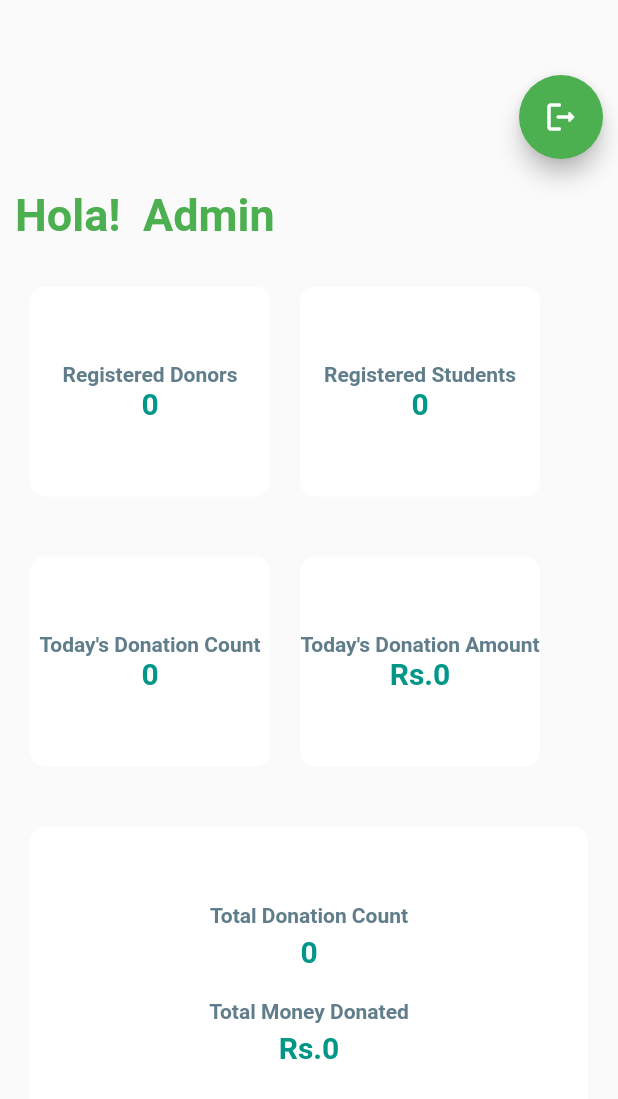
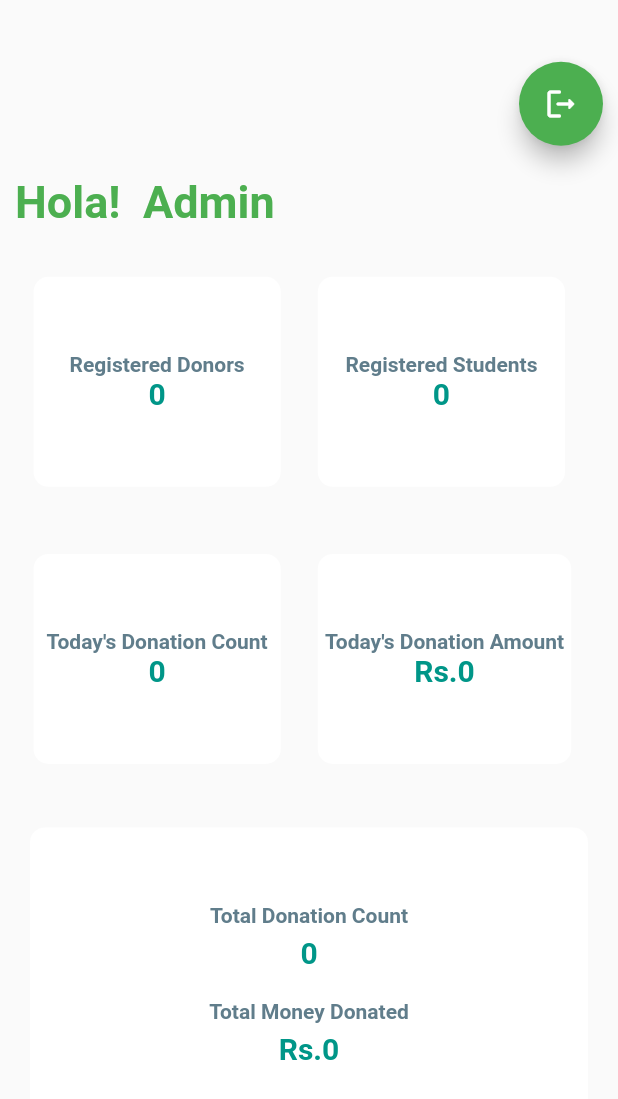
Before and after one commit to shivasharma9896/shiksha_Admin_app, a Flutter app: the AdminCurrentPage screen opened directly, on a phone screen of 412 x 824 dp. Shown: the top 1099 px of the screen. Run offline on Flutter 3.47's test engine with Material 2 defaults, Android fonts, the phone set to English and light mode, and no system bars; our stand-ins replace cloud_firestore, firebase_auth, firebase_core, flutter_svg, line_icons, modal_progress_hud_nsn; missing offline and left inert: easy_image_viewer; accounts and stored records are empty.

Commit message:
Dynamic Size

```diff
--- a/lib/pages/AdminCurrentPage.dart
+++ b/lib/pages/AdminCurrentPage.dart
@@ -98,15 +98,15 @@ class _AdminCurrentPageState extends State<AdminCurrentPage> {
 
   @override
   Widget build(BuildContext context) {
+    final size=MediaQuery.of(context).size;
     final _auth=FirebaseAuth.instance;
     return Scaffold(
       body: ListView(
           padding: const EdgeInsets.symmetric(horizontal: 10),
           physics: const BouncingScrollPhysics(),
           children: [
-            const SizedBox(height: 50),
-            Expanded(
-                child: Container(
+            SizedBox(height: size.height*0.05,),
+                Container(
                   width: MediaQuery.of(context).size.width,
                   child: Align(
                     alignment: Alignment.topRight,
@@ -120,7 +120,6 @@ class _AdminCurrentPageState extends State<AdminCurrentPage> {
                       ],
                     ),
                   ),
-                )
             ),
             const SizedBox(height: 20),
             Text("Hola!  Admin ",style: bigTextGreenHeading),
@@ -131,8 +130,8 @@ class _AdminCurrentPageState extends State<AdminCurrentPage> {
 
                  Container(
                   height: 140,
-                  width: 160,
-                  margin: const EdgeInsets.all(10),
+                  width: size.width*0.4,
+                  margin: EdgeInsets.all(size.width*0.03),
                   decoration: ContainerDecor,
                   child: Column(
                     crossAxisAlignment: CrossAxisAlignment.center,
@@ -145,8 +144,8 @@ class _AdminCurrentPageState extends State<AdminCurrentPage> {
                 ),
                  Container(
                   height: 140,
-                  width: 160,
-                  margin: const EdgeInsets.all(10),
+                  width: size.width*0.4,
+                  margin:  EdgeInsets.all(size.width*0.03),
                   decoration: ContainerDecor,
                   child: Column(
                     crossAxisAlignment: CrossAxisAlignment.center,
@@ -164,8 +163,8 @@ class _AdminCurrentPageState extends State<AdminCurrentPage> {
              children: [
                Container(
                  height: 140,
-                 width: 160,
-                 margin: const EdgeInsets.all(10),
+                 width: size.width*0.4,
+                 margin:  EdgeInsets.all(size.width*0.03),
                  decoration: ContainerDecor,
                  child: Column(
                    crossAxisAlignment: CrossAxisAlignment.center,
@@ -178,8 +177,8 @@ class _AdminCurrentPageState extends State<AdminCurrentPage> {
                ),
                Container(
                  height: 140,
-                 width: 160,
-                 margin: const EdgeInsets.all(10),
+                 width: size.width*0.41,
+                 margin:  EdgeInsets.all(size.width*0.03),
                  decoration: ContainerDecor,
                  child: Column(
                    crossAxisAlignment: CrossAxisAlignment.center,
@@ -196,7 +195,7 @@ class _AdminCurrentPageState extends State<AdminCurrentPage> {
 
             Container(
               height: 210,
-              width: 320,
+              width: size.width*0.8,
               margin: const EdgeInsets.all(10),
               decoration: ContainerDecor,
               child:  Column(
```
Also changed, not shown: lib/pages/Login_Page.dart (+8 -7 lines).
